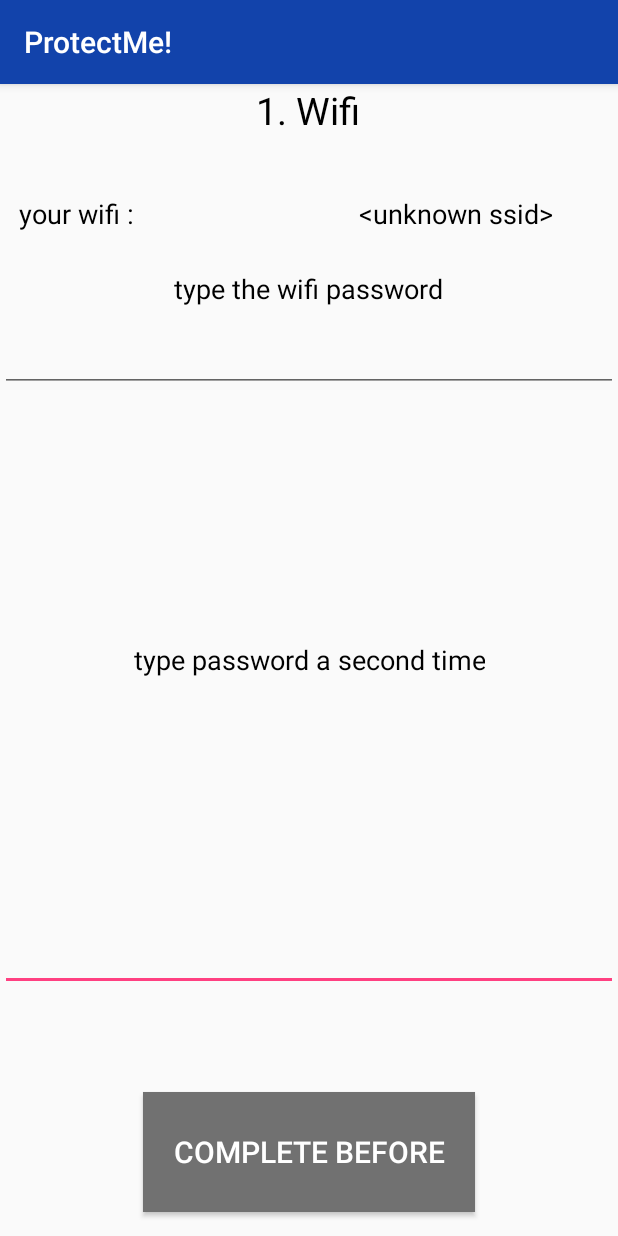
After one commit to yannled/protectMe-android, an Android app: the fragment Config_Wifi_Fragment shown on its own in the app's theme, on a phone screen of 412 x 824 dp. The commit adds this screen. Run offline under Robolectric (Android 15) with nearby library versions, the phone set to English and light mode, and no system bars.

Commit message:
configuration step wifi

```diff
--- a/app/src/main/AndroidManifest.xml
+++ b/app/src/main/AndroidManifest.xml
@@ -3,6 +3,9 @@
     package="zutt.protectme">
     <uses-permission android:name="android.permission.BLUETOOTH" />
     <uses-permission android:name="android.permission.BLUETOOTH_ADMIN" />
+    <uses-permission android:name="android.permission.ACCESS_WIFI_STATE"/>
+    <uses-permission android:name="android.permission.CHANGE_WIFI_STATE"/>
+    <uses-permission android:name="android.permission.ACCESS_COARSE_LOCATION" />
     <application
         android:allowBackup="true"
         android:icon="@mipmap/ic_launcher"
--- /dev/null
+++ b/app/src/main/java/zutt/protectme/Config_Wifi_Fragment.kt
@@ -0,0 +1,75 @@
+package zutt.protectme
+
+import android.content.Context
+import android.os.Bundle
+import android.support.v4.app.Fragment
+import android.view.LayoutInflater
+import android.view.View
+import android.view.ViewGroup
+import android.net.wifi.WifiManager
+import android.support.v4.content.ContextCompat
+import android.view.inputmethod.EditorInfo
+import kotlinx.android.synthetic.main.fragment_config.*
+import kotlinx.android.synthetic.main.fragment_wifi_config.*
+import zutt.protectme.R.id.textView
+
+
+
+
+class Config_Wifi_Fragment : Fragment() {
+
+    var ssid : String? = null
+
+    override fun onCreateView(inflater: LayoutInflater, container: ViewGroup?,
+                              savedInstanceState: Bundle?): View? {
+        // Inflate the layout for this fragment
+        return inflater.inflate(R.layout.fragment_wifi_config, container, false)
+    }
+
+    override fun onAttach(context: Context) {
+        super.onAttach(context)
+
+        val wifiManager = context.applicationContext.getSystemService(Context.WIFI_SERVICE) as WifiManager
+        val wifiInfo = wifiManager.connectionInfo
+        ssid = wifiInfo.ssid
+    }
+
+    override fun onActivityCreated(savedInstanceState: Bundle?) {
+        super.onActivityCreated(savedInstanceState)
+        ssid_config_wifi.text = ssid
+
+        password_wifi2.setOnEditorActionListener() { v, actionId, event ->
+            if(actionId == EditorInfo.IME_ACTION_DONE){
+
+                val firstPassword = password_wifi1.text
+                val secondPassword = password_wifi2.text
+
+                if(!firstPassword.toString().equals(secondPassword.toString())) {
+                    password_ok_config_wifi.visibility = View.VISIBLE
+                    password_wifi1.text.clear()
+                    password_wifi2.text.clear()
+                }
+                else{
+                    password_ok_config_wifi.visibility = View.INVISIBLE
+
+                    val color = ContextCompat.getColor(this.context!!,R.color.myBlueDark)
+                    button_config_Wifi.setText(R.string.next_config)
+                    button_config_Wifi.setBackgroundColor(color)
+                    button_config_Wifi.isClickable = true
+
+                    button_config_Wifi.setOnClickListener { view ->
+                        val nextFrag = Config_Wifi_Fragment()
+                        activity!!.supportFragmentManager.beginTransaction()
+                                .replace(R.id.fragment_container, nextFrag)
+                                .addToBackStack(null)
+                                .commit()
+                    }
+                }
+                false
+            } else {
+                false
+            }
+        }
+
+    }
+}
--- /dev/null
+++ b/app/src/main/res/layout/fragment_wifi_config.xml
@@ -0,0 +1,115 @@
+<?xml version="1.0" encoding="utf-8"?>
+<FrameLayout xmlns:android="http://schemas.android.com/apk/res/android"
+    xmlns:tools="http://schemas.android.com/tools"
+    android:id="@+id/fragment_container_config"
+    android:layout_width="match_parent"
+    android:layout_height="match_parent"
+    tools:context=".Config_Fragment">
+
+    <RelativeLayout
+        android:layout_width="wrap_content"
+        android:layout_height="match_parent">
+
+        <TextView
+            android:id="@+id/label_ssid_config_wifi"
+            android:layout_width="101dp"
+            android:layout_height="wrap_content"
+            android:layout_alignTop="@+id/ssid_config_wifi"
+            android:gravity="center_horizontal"
+            android:text="@string/label_ssid_Config_wifi"
+            android:textColor="#000"
+            android:textSize="18sp" />
+
+        <TextView
+            android:layout_width="87dp"
+            android:layout_height="wrap_content"
+            android:layout_alignParentTop="true"
+            android:layout_centerHorizontal="true"
+            android:gravity="center_horizontal"
+            android:text="@string/hello_Config_wifi"
+            android:textColor="#000"
+            android:textSize="25sp" />
+
+        <TextView
+            android:layout_width="wrap_content"
+            android:layout_height="wrap_content"
+            android:layout_centerInParent="true"
+            android:gravity="center_horizontal"
+            android:text="@string/second_password_Config_wifi"
+            android:textColor="#000"
+            android:textSize="18sp" />
+
+        <TextView
+            android:id="@+id/textView2"
+            android:layout_width="wrap_content"
+            android:layout_height="wrap_content"
+            android:layout_alignParentTop="true"
+            android:layout_centerHorizontal="true"
+            android:layout_marginTop="124dp"
+            android:gravity="center_horizontal"
+            android:text="@string/password_Config_wifi"
+            android:textColor="#000"
+            android:textSize="18sp" />
+
+        <TextView
+            android:id="@+id/ssid_config_wifi"
+            android:layout_width="216dp"
+            android:layout_height="wrap_content"
+            android:layout_alignParentEnd="true"
+            android:layout_alignParentRight="true"
+            android:layout_alignParentTop="true"
+            android:layout_marginTop="74dp"
+            android:gravity="center_horizontal"
+            android:text="@string/ssid_Config_wifi"
+            android:textColor="#000"
+            android:textSize="18sp" />
+
+        <EditText
+            android:id="@+id/password_wifi2"
+            android:layout_width="match_parent"
+            android:layout_height="wrap_content"
+            android:layout_alignParentBottom="true"
+            android:layout_alignParentStart="true"
+            android:layout_alignParentLeft="true"
+            android:layout_marginBottom="163dp"
+            android:inputType="textPassword"
+            android:textSize="18sp" />
+
+        <EditText
+            android:id="@+id/password_wifi1"
+            android:layout_width="match_parent"
+            android:layout_height="wrap_content"
+            android:layout_alignParentTop="true"
+            android:layout_marginTop="160dp"
+            android:inputType="textPassword"
+            android:textSize="18sp" />
+
+        <TextView
+            android:visibility="invisible"
+            android:id="@+id/password_ok_config_wifi"
+            android:layout_width="216dp"
+            android:layout_height="wrap_content"
+            android:layout_alignParentBottom="true"
+            android:layout_centerHorizontal="true"
+            android:layout_marginBottom="119dp"
+            android:gravity="center_horizontal"
+            android:textColor="@color/red"
+            android:text="@string/error_password_Config_wifi"
+            android:textSize="18sp" />
+
+        <Button
+            android:id="@+id/button_config_Wifi"
+            android:layout_width="wrap_content"
+            android:layout_height="80dp"
+            android:layout_alignParentBottom="true"
+            android:layout_centerHorizontal="true"
+            android:layout_gravity="center_horizontal"
+            android:layout_marginBottom="16dp"
+            android:background="@color/disable"
+            android:clickable="false"
+            android:padding="20dp"
+            android:text="@string/wait_config"
+            android:textColor="#fff"
+            android:textSize="20sp" />
+    </RelativeLayout>
+</FrameLayout>
--- a/app/src/main/res/values/colors.xml
+++ b/app/src/main/res/values/colors.xml
@@ -5,4 +5,7 @@
     <color name="colorAccent">#FF4081</color>
     <color name="myBlue">#1243ab</color>
     <color name="myBlueDark">#1229aa</color>
+    <color name="red">#aa1212</color>
+    <color name="green">#1eda0a</color>
+    <color name="disable">#fe717171</color>
 </resources>
--- a/app/src/main/res/values/strings.xml
+++ b/app/src/main/res/values/strings.xml
@@ -29,8 +29,19 @@
 
     <!-- Configuration view -->
     <string name="hello_Config">Configuration</string>
-    <string name="active_Bluetooth_config">First, active Bluetooth on your phone</string>
-    <string name="connect_Bluetooth_config">Then, connect your phone to your ProtectMe! box</string>
+    <string name="active_box_config">First, start the ProtectMe! box</string>s
+    <string name="connect_Bluetooth_config">Then, be sure to have Bluetooth and wifi active</string>
     <string name="start_config">Start configuration</string>
+    <string name="begin_config">Begin configuration</string>
+    <string name="next_config">Next step</string>
+    <string name="wait_config">Complete before</string>
     <string name="no_Bluetooth_config">You can\'t active Bluetooth</string>
+
+    <!-- Configuration_wifi view -->
+    <string name="hello_Config_wifi">1. Wifi</string>
+    <string name="label_ssid_Config_wifi">your wifi : </string>
+    <string name="ssid_Config_wifi">waiting information</string>
+    <string name="password_Config_wifi">type the wifi password</string>
+    <string name="second_password_Config_wifi">type password a second time</string>
+    <string name="error_password_Config_wifi">Passwords are different</string>
 </resources>
```
Also changed, not shown: app/src/main/java/zutt/protectme/Config_Fragment.kt (+42 -79 lines), app/src/main/java/zutt/protectme/MainActivity.kt (+4 -4 lines), app/src/main/res/layout/fragment_config.xml (+10 -5 lines).
